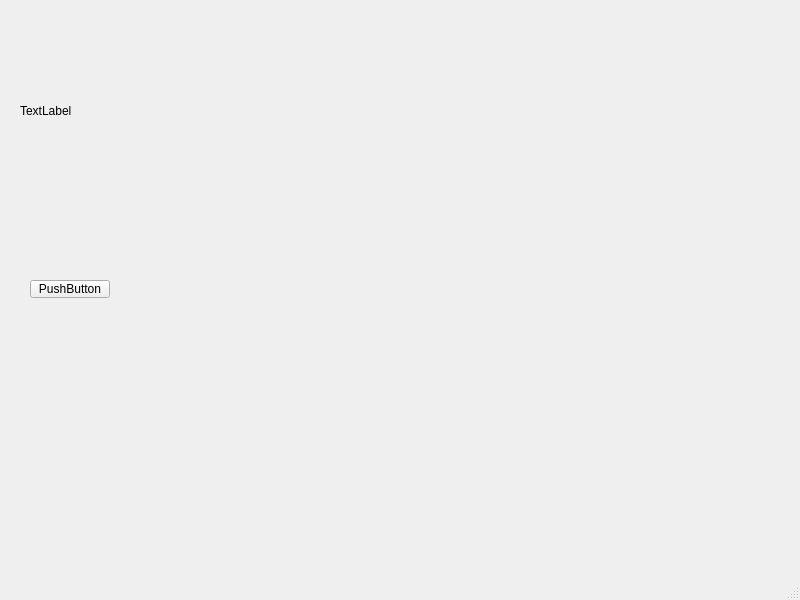
The window that introductorywindow.ui (LiquidityProtocol/AMM-Simulator) describes before a commit, drawn with Qt 5.
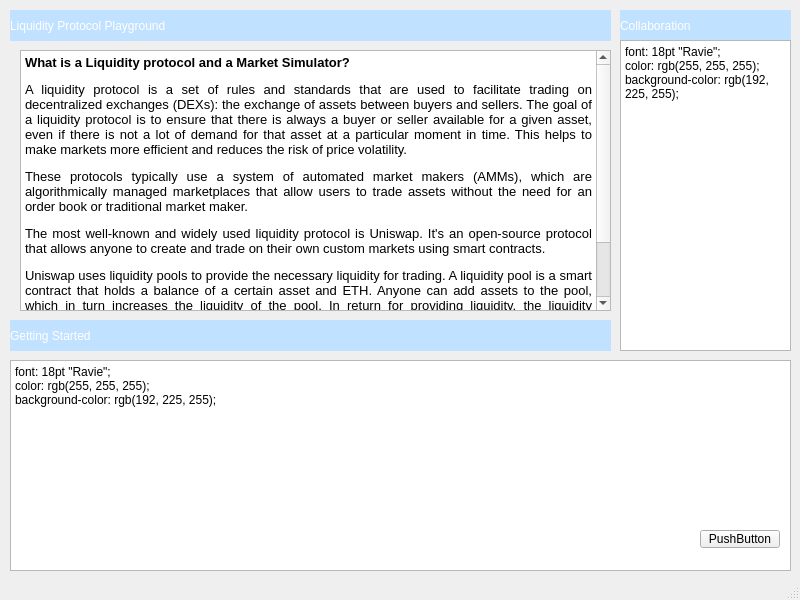
The same window after the commit.

Commit message: Changed design of introductory window

```diff
--- a/introductorywindow.ui
+++ b/introductorywindow.ui
@@ -14,24 +14,11 @@
    <string>MainWindow</string>
   </property>
   <widget class="QWidget" name="centralwidget">
-   <widget class="QLabel" name="label">
-    <property name="geometry">
-     <rect>
-      <x>20</x>
-      <y>20</y>
-      <width>271</width>
-      <height>181</height>
-     </rect>
-    </property>
-    <property name="text">
-     <string>TextLabel</string>
-    </property>
-   </widget>
    <widget class="QPushButton" name="pushButton">
     <property name="geometry">
      <rect>
-      <x>30</x>
-      <y>280</y>
+      <x>700</x>
+      <y>530</y>
       <width>80</width>
       <height>18</height>
      </rect>
@@ -40,6 +27,132 @@
      <string>PushButton</string>
     </property>
    </widget>
+   <widget class="QLabel" name="label">
+    <property name="geometry">
+     <rect>
+      <x>10</x>
+      <y>10</y>
+      <width>601</width>
+      <height>31</height>
+     </rect>
+    </property>
+    <property name="styleSheet">
+     <string notr="true">font: 18pt &quot;Ravie&quot;;
+color: rgb(255, 255, 255);
+background-color: rgb(192, 225, 255);</string>
+    </property>
+    <property name="text">
+     <string>Liquidity Protocol Playground </string>
+    </property>
+   </widget>
+   <widget class="QTextBrowser" name="textBrowser">
+    <property name="geometry">
+     <rect>
+      <x>20</x>
+      <y>50</y>
+      <width>591</width>
+      <height>261</height>
+     </rect>
+    </property>
+    <property name="html">
+     <string>&lt;!DOCTYPE HTML PUBLIC &quot;-//W3C//DTD HTML 4.0//EN&quot; &quot;http://www.w3.org/TR/REC-html40/strict.dtd&quot;&gt;
+&lt;html&gt;&lt;head&gt;&lt;meta name=&quot;qrichtext&quot; content=&quot;1&quot; /&gt;&lt;meta charset=&quot;utf-8&quot; /&gt;&lt;style type=&quot;text/css&quot;&gt;
+p, li { white-space: pre-wrap; }
+hr { height: 1px; border-width: 0; }
+&lt;/style&gt;&lt;/head&gt;&lt;body style=&quot; font-family:'Segoe UI'; font-size:9pt; font-weight:400; font-style:normal;&quot;&gt;
+&lt;p style=&quot; margin-top:0px; margin-bottom:0px; margin-left:0px; margin-right:0px; -qt-block-indent:0; text-indent:0px;&quot;&gt;&lt;span style=&quot; font-size:10pt; font-weight:700;&quot;&gt;What is a Liquidity protocol and a Market Simulator?&lt;/span&gt;&lt;/p&gt;
+&lt;p align=&quot;justify&quot; style=&quot; margin-top:12px; margin-bottom:12px; margin-left:0px; margin-right:0px; -qt-block-indent:0; text-indent:0px;&quot;&gt;&lt;span style=&quot; font-size:10pt;&quot;&gt;A liquidity protocol is a set of rules and standards that are used to facilitate trading on decentralized exchanges (DEXs): the exchange of assets between buyers and sellers. The goal of a liquidity protocol is to ensure that there is always a buyer or seller available for a given asset, even if there is not a lot of demand for that asset at a particular moment in time. This helps to make markets more efficient and reduces the risk of price volatility.&lt;/span&gt;&lt;/p&gt;
+&lt;p align=&quot;justify&quot; style=&quot; margin-top:12px; margin-bottom:12px; margin-left:0px; margin-right:0px; -qt-block-indent:0; text-indent:0px;&quot;&gt;&lt;span style=&quot; font-size:10pt;&quot;&gt;These protocols typically use a system of automated market makers (AMMs), which are algorithmically managed marketplaces that allow users to trade assets without the need for an order book or traditional market maker.&lt;/span&gt;&lt;/p&gt;
+&lt;p align=&quot;justify&quot; style=&quot; margin-top:12px; margin-bottom:12px; margin-left:0px; margin-right:0px; -qt-block-indent:0; text-indent:0px;&quot;&gt;&lt;span style=&quot; font-size:10pt;&quot;&gt;The most well-known and widely used liquidity protocol is Uniswap. It's an open-source protocol that allows anyone to create and trade on their own custom markets using smart contracts.&lt;/span&gt;&lt;/p&gt;
+&lt;p align=&quot;justify&quot; style=&quot; margin-top:12px; margin-bottom:12px; margin-left:0px; margin-right:0px; -qt-block-indent:0; text-indent:0px;&quot;&gt;&lt;span style=&quot; font-size:10pt;&quot;&gt;Uniswap uses liquidity pools to provide the necessary liquidity for trading. A liquidity pool is a smart contract that holds a balance of a certain asset and ETH. Anyone can add assets to the pool, which in turn increases the liquidity of the pool. In return for providing liquidity, the liquidity providers earn a small percentage of the trading fees from trades that occur within the pool.&lt;/span&gt;&lt;/p&gt;
+&lt;p align=&quot;justify&quot; style=&quot; margin-top:12px; margin-bottom:12px; margin-left:0px; margin-right:0px; -qt-block-indent:0; text-indent:0px;&quot;&gt;&lt;span style=&quot; font-size:10pt;&quot;&gt;Market simulators are tools that can be used to test trading strategies and simulate the performance of different markets. They can be useful for traders, liquidity providers, and anyone who wants to understand how a market might behave under different conditions.&lt;/span&gt;&lt;/p&gt;&lt;/body&gt;&lt;/html&gt;</string>
+    </property>
+   </widget>
+   <widget class="QLabel" name="label_3">
+    <property name="geometry">
+     <rect>
+      <x>10</x>
+      <y>320</y>
+      <width>601</width>
+      <height>31</height>
+     </rect>
+    </property>
+    <property name="styleSheet">
+     <string notr="true">font: 18pt &quot;Ravie&quot;;
+color: rgb(255, 255, 255);
+background-color: rgb(192, 225, 255);</string>
+    </property>
+    <property name="text">
+     <string>Getting Started</string>
+    </property>
+   </widget>
+   <widget class="QLabel" name="label_4">
+    <property name="geometry">
+     <rect>
+      <x>620</x>
+      <y>10</y>
+      <width>171</width>
+      <height>31</height>
+     </rect>
+    </property>
+    <property name="styleSheet">
+     <string notr="true">font: 15pt &quot;Ravie&quot;;
+color: rgb(255, 255, 255);
+background-color: rgb(192, 225, 255);</string>
+    </property>
+    <property name="text">
+     <string>Collaboration</string>
+    </property>
+   </widget>
+   <widget class="QTextBrowser" name="textBrowser_2">
+    <property name="geometry">
+     <rect>
+      <x>10</x>
+      <y>360</y>
+      <width>781</width>
+      <height>211</height>
+     </rect>
+    </property>
+    <property name="html">
+     <string>&lt;!DOCTYPE HTML PUBLIC &quot;-//W3C//DTD HTML 4.0//EN&quot; &quot;http://www.w3.org/TR/REC-html40/strict.dtd&quot;&gt;
+&lt;html&gt;&lt;head&gt;&lt;meta name=&quot;qrichtext&quot; content=&quot;1&quot; /&gt;&lt;meta charset=&quot;utf-8&quot; /&gt;&lt;style type=&quot;text/css&quot;&gt;
+p, li { white-space: pre-wrap; }
+hr { height: 1px; border-width: 0; }
+&lt;/style&gt;&lt;/head&gt;&lt;body style=&quot; font-family:'Segoe UI'; font-size:9pt; font-weight:400; font-style:normal;&quot;&gt;
+&lt;p style=&quot; margin-top:0px; margin-bottom:0px; margin-left:0px; margin-right:0px; -qt-block-indent:0; text-indent:0px;&quot;&gt;font: 18pt &amp;quot;Ravie&amp;quot;;&lt;/p&gt;
+&lt;p style=&quot; margin-top:0px; margin-bottom:0px; margin-left:0px; margin-right:0px; -qt-block-indent:0; text-indent:0px;&quot;&gt;color: rgb(255, 255, 255);&lt;/p&gt;
+&lt;p style=&quot; margin-top:0px; margin-bottom:0px; margin-left:0px; margin-right:0px; -qt-block-indent:0; text-indent:0px;&quot;&gt;background-color: rgb(192, 225, 255);&lt;/p&gt;
+&lt;p style=&quot;-qt-paragraph-type:empty; margin-top:0px; margin-bottom:0px; margin-left:0px; margin-right:0px; -qt-block-indent:0; text-indent:0px;&quot;&gt;&lt;br /&gt;&lt;/p&gt;&lt;/body&gt;&lt;/html&gt;</string>
+    </property>
+   </widget>
+   <widget class="QTextBrowser" name="textBrowser_3">
+    <property name="geometry">
+     <rect>
+      <x>620</x>
+      <y>40</y>
+      <width>171</width>
+      <height>311</height>
+     </rect>
+    </property>
+    <property name="html">
+     <string>&lt;!DOCTYPE HTML PUBLIC &quot;-//W3C//DTD HTML 4.0//EN&quot; &quot;http://www.w3.org/TR/REC-html40/strict.dtd&quot;&gt;
+&lt;html&gt;&lt;head&gt;&lt;meta name=&quot;qrichtext&quot; content=&quot;1&quot; /&gt;&lt;meta charset=&quot;utf-8&quot; /&gt;&lt;style type=&quot;text/css&quot;&gt;
+p, li { white-space: pre-wrap; }
+hr { height: 1px; border-width: 0; }
+&lt;/style&gt;&lt;/head&gt;&lt;body style=&quot; font-family:'Segoe UI'; font-size:9pt; font-weight:400; font-style:normal;&quot;&gt;
+&lt;p style=&quot; margin-top:0px; margin-bottom:0px; margin-left:0px; margin-right:0px; -qt-block-indent:0; text-indent:0px;&quot;&gt;font: 18pt &amp;quot;Ravie&amp;quot;;&lt;/p&gt;
+&lt;p style=&quot; margin-top:0px; margin-bottom:0px; margin-left:0px; margin-right:0px; -qt-block-indent:0; text-indent:0px;&quot;&gt;color: rgb(255, 255, 255);&lt;/p&gt;
+&lt;p style=&quot; margin-top:0px; margin-bottom:0px; margin-left:0px; margin-right:0px; -qt-block-indent:0; text-indent:0px;&quot;&gt;background-color: rgb(192, 225, 255);&lt;/p&gt;
+&lt;p style=&quot;-qt-paragraph-type:empty; margin-top:0px; margin-bottom:0px; margin-left:0px; margin-right:0px; -qt-block-indent:0; text-indent:0px;&quot;&gt;&lt;br /&gt;&lt;/p&gt;&lt;/body&gt;&lt;/html&gt;</string>
+    </property>
+   </widget>
+   <zorder>textBrowser_2</zorder>
+   <zorder>pushButton</zorder>
+   <zorder>label</zorder>
+   <zorder>textBrowser</zorder>
+   <zorder>label_3</zorder>
+   <zorder>label_4</zorder>
+   <zorder>textBrowser_3</zorder>
   </widget>
   <widget class="QMenuBar" name="menubar">
    <property name="geometry">
```
The commit also changes 1 other file.
